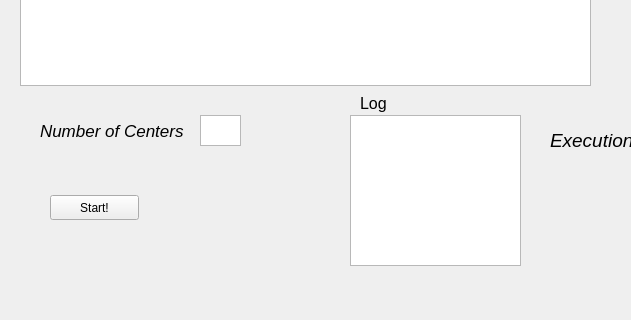
Before: the Qt Designer form Aplication/mainwindow.ui in erickTornero/Camera-Calibration, drawn with Qt 5; both pictures show x 0 to 631 and y 522 to 842 of the 1356 by 842 pixel window.
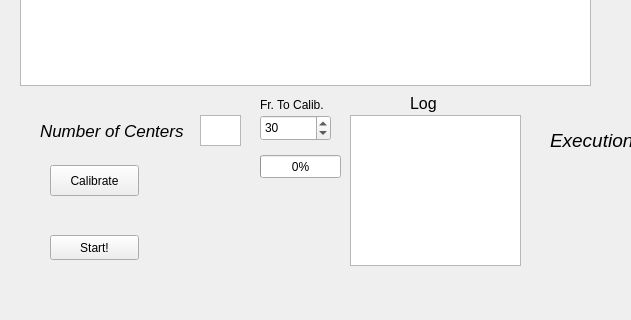
After: the same form once the commit is applied.

Commit message: Interface improved to set parameters of camera Calibration

Diff of the .ui file:
```diff
--- a/Aplication/mainwindow.ui
+++ b/Aplication/mainwindow.ui
@@ -31,7 +31,7 @@
     <property name="geometry">
      <rect>
       <x>50</x>
-      <y>700</y>
+      <y>740</y>
       <width>89</width>
       <height>25</height>
      </rect>
@@ -221,9 +221,9 @@
     <property name="geometry">
      <rect>
       <x>40</x>
-      <y>610</y>
+      <y>620</y>
       <width>151</width>
-      <height>51</height>
+      <height>31</height>
      </rect>
     </property>
     <property name="font">
@@ -266,9 +266,9 @@
    <widget class="QLabel" name="labelLogs">
     <property name="geometry">
      <rect>
-      <x>360</x>
+      <x>410</x>
       <y>600</y>
-      <width>151</width>
+      <width>81</width>
       <height>17</height>
      </rect>
     </property>
@@ -294,6 +294,70 @@
      <enum>Qt::Horizontal</enum>
     </property>
    </widget>
+   <widget class="QPushButton" name="btnCalibrate">
+    <property name="geometry">
+     <rect>
+      <x>50</x>
+      <y>670</y>
+      <width>89</width>
+      <height>31</height>
+     </rect>
+    </property>
+    <property name="text">
+     <string>Calibrate</string>
+    </property>
+   </widget>
+   <widget class="QProgressBar" name="progressBarCalibrate">
+    <property name="geometry">
+     <rect>
+      <x>260</x>
+      <y>660</y>
+      <width>81</width>
+      <height>23</height>
+     </rect>
+    </property>
+    <property name="value">
+     <number>0</number>
+    </property>
+   </widget>
+   <widget class="QSpinBox" name="spinBoxPatternsToCalibrate">
+    <property name="geometry">
+     <rect>
+      <x>260</x>
+      <y>620</y>
+      <width>71</width>
+      <height>26</height>
+     </rect>
+    </property>
+    <property name="toolTip">
+     <string notr="true" extracomment="Number of Patterns used to Calibrate">Number of Patterns used to Calibrate</string>
+    </property>
+    <property name="toolTipDuration">
+     <number>3</number>
+    </property>
+    <property name="minimum">
+     <number>10</number>
+    </property>
+    <property name="maximum">
+     <number>100</number>
+    </property>
+    <property name="value">
+     <number>30</number>
+    </property>
+   </widget>
+   <widget class="QLabel" name="label_8">
+    <property name="geometry">
+     <rect>
+      <x>260</x>
+      <y>600</y>
+      <width>81</width>
+      <height>20</height>
+     </rect>
+    </property>
+    <property name="text">
+     <string>Fr. To Calib.</string>
+    </property>
+   </widget>
   </widget>
   <widget class="QMenuBar" name="menuBar">
    <property name="geometry">
```
Left out of the diff: 3 changed lines with no effect on the pictures. The commit also changes 1 other file.
